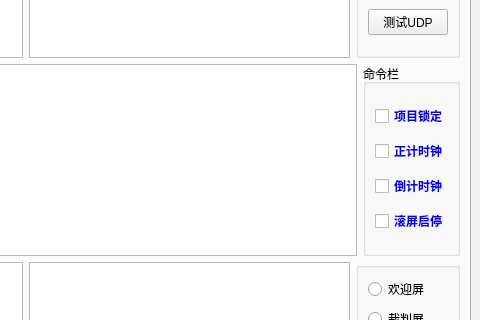
Qt form module/frm_LED.ui (jack-liaojie/LED_DEMO) before a commit; both pictures show x 319 to 799 and y 192 to 512 of the 799 by 849 pixel window.
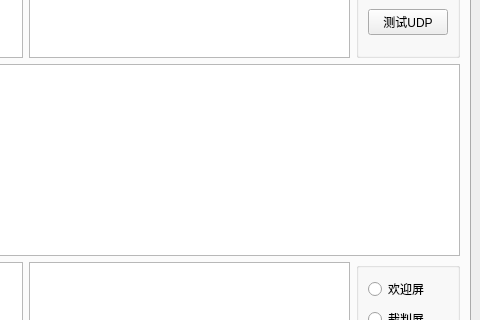
The same form after that commit. The open tabs and pages were chosen to show the change.

```diff
--- a/module/frm_LED.ui
+++ b/module/frm_LED.ui
@@ -1074,222 +1074,6 @@
             </property>
            </widget>
           </item>
-          <item>
-           <widget class="QGroupBox" name="groupBox_5">
-            <property name="title">
-             <string>命令栏</string>
-            </property>
-            <layout class="QVBoxLayout" name="verticalLayout_11">
-             <property name="spacing">
-              <number>0</number>
-             </property>
-             <item>
-              <widget class="QCheckBox" name="ckb_matchselected_3">
-               <property name="palette">
-                <palette>
-                 <active>
-                  <colorrole role="WindowText">
-                   <brush brushstyle="SolidPattern">
-                    <color alpha="255">
-                     <red>0</red>
-                     <green>0</green>
-                     <blue>255</blue>
-                    </color>
-                   </brush>
-                  </colorrole>
-                 </active>
-                 <inactive>
-                  <colorrole role="WindowText">
-                   <brush brushstyle="SolidPattern">
-                    <color alpha="255">
-                     <red>0</red>
-                     <green>0</green>
-                     <blue>255</blue>
-                    </color>
-                   </brush>
-                  </colorrole>
-                 </inactive>
-                 <disabled>
-                  <colorrole role="WindowText">
-                   <brush brushstyle="SolidPattern">
-                    <color alpha="255">
-                     <red>120</red>
-                     <green>120</green>
-                     <blue>120</blue>
-                    </color>
-                   </brush>
-                  </colorrole>
-                 </disabled>
-                </palette>
-               </property>
-               <property name="font">
-                <font>
-                 <family>微软雅黑</family>
-                 <weight>75</weight>
-                 <bold>true</bold>
-                </font>
-               </property>
-               <property name="text">
-                <string>项目锁定</string>
-               </property>
-              </widget>
-             </item>
-             <item>
-              <widget class="QCheckBox" name="ckb_five_3">
-               <property name="palette">
-                <palette>
-                 <active>
-                  <colorrole role="WindowText">
-                   <brush brushstyle="SolidPattern">
-                    <color alpha="255">
-                     <red>0</red>
-                     <green>0</green>
-                     <blue>255</blue>
-                    </color>
-                   </brush>
-                  </colorrole>
-                 </active>
-                 <inactive>
-                  <colorrole role="WindowText">
-                   <brush brushstyle="SolidPattern">
-                    <color alpha="255">
-                     <red>0</red>
-                     <green>0</green>
-                     <blue>255</blue>
-                    </color>
-                   </brush>
-                  </colorrole>
-                 </inactive>
-                 <disabled>
-                  <colorrole role="WindowText">
-                   <brush brushstyle="SolidPattern">
-                    <color alpha="255">
-                     <red>120</red>
-                     <green>120</green>
-                     <blue>120</blue>
-                    </color>
-                   </brush>
-                  </colorrole>
-                 </disabled>
-                </palette>
-               </property>
-               <property name="font">
-                <font>
-                 <family>微软雅黑</family>
-                 <weight>75</weight>
-                 <bold>true</bold>
-                </font>
-               </property>
-               <property name="text">
-                <string>正计时钟</string>
-               </property>
-              </widget>
-             </item>
-             <item>
-              <widget class="QCheckBox" name="ckb_twenty_3">
-               <property name="palette">
-                <palette>
-                 <active>
-                  <colorrole role="WindowText">
-                   <brush brushstyle="SolidPattern">
-                    <color alpha="255">
-                     <red>0</red>
-                     <green>0</green>
-                     <blue>255</blue>
-                    </color>
-                   </brush>
-                  </colorrole>
-                 </active>
-                 <inactive>
-                  <colorrole role="WindowText">
-                   <brush brushstyle="SolidPattern">
-                    <color alpha="255">
-                     <red>0</red>
-                     <green>0</green>
-                     <blue>255</blue>
-                    </color>
-                   </brush>
-                  </colorrole>
-                 </inactive>
-                 <disabled>
-                  <colorrole role="WindowText">
-                   <brush brushstyle="SolidPattern">
-                    <color alpha="255">
-                     <red>120</red>
-                     <green>120</green>
-                     <blue>120</blue>
-                    </color>
-                   </brush>
-                  </colorrole>
-                 </disabled>
-                </palette>
-               </property>
-               <property name="font">
-                <font>
-                 <family>微软雅黑</family>
-                 <weight>75</weight>
-                 <bold>true</bold>
-                </font>
-               </property>
-               <property name="text">
-                <string>倒计时钟</string>
-               </property>
-              </widget>
-             </item>
-             <item>
-              <widget class="QCheckBox" name="ckb_scrolling_3">
-               <property name="palette">
-                <palette>
-                 <active>
-                  <colorrole role="WindowText">
-                   <brush brushstyle="SolidPattern">
-                    <color alpha="255">
-                     <red>0</red>
-                     <green>0</green>
-                     <blue>255</blue>
-                    </color>
-                   </brush>
-                  </colorrole>
-                 </active>
-                 <inactive>
-                  <colorrole role="WindowText">
-                   <brush brushstyle="SolidPattern">
-                    <color alpha="255">
-                     <red>0</red>
-                     <green>0</green>
-                     <blue>255</blue>
-                    </color>
-                   </brush>
-                  </colorrole>
-                 </inactive>
-                 <disabled>
-                  <colorrole role="WindowText">
-                   <brush brushstyle="SolidPattern">
-                    <color alpha="255">
-                     <red>120</red>
-                     <green>120</green>
-                     <blue>120</blue>
-                    </color>
-                   </brush>
-                  </colorrole>
-                 </disabled>
-                </palette>
-               </property>
-               <property name="font">
-                <font>
-                 <family>微软雅黑</family>
-                 <weight>75</weight>
-                 <bold>true</bold>
-                </font>
-               </property>
-               <property name="text">
-                <string>滚屏启停</string>
-               </property>
-              </widget>
-             </item>
-            </layout>
-           </widget>
-          </item>
          </layout>
         </item>
         <item>
```
